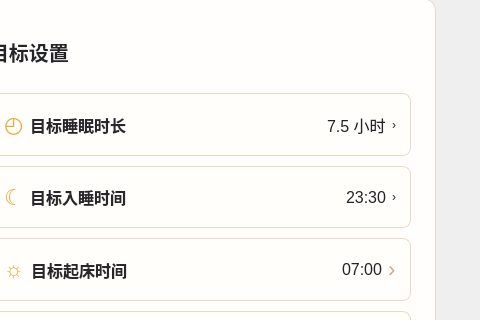
First picture: the form in pages/goal.ui, repository Rain16hyx/PKUsleeper, before the edit; both pictures show x 569 to 1049 and y 110 to 430 of the 1049 by 734 pixel window.
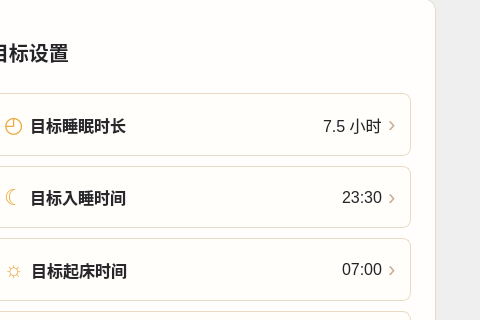
Second picture: the form after the edit.

```diff
--- a/pages/goal.ui
+++ b/pages/goal.ui
@@ -169,7 +169,9 @@
 
 #chevronLabel,
 #chevronLabel_2,
-#chevronLabel_3 {
+#chevronLabel_3,
+#durationBtn,
+#startTimeBtn {
     color: #c7ac91;
     font-size: 22px;
 }
```
